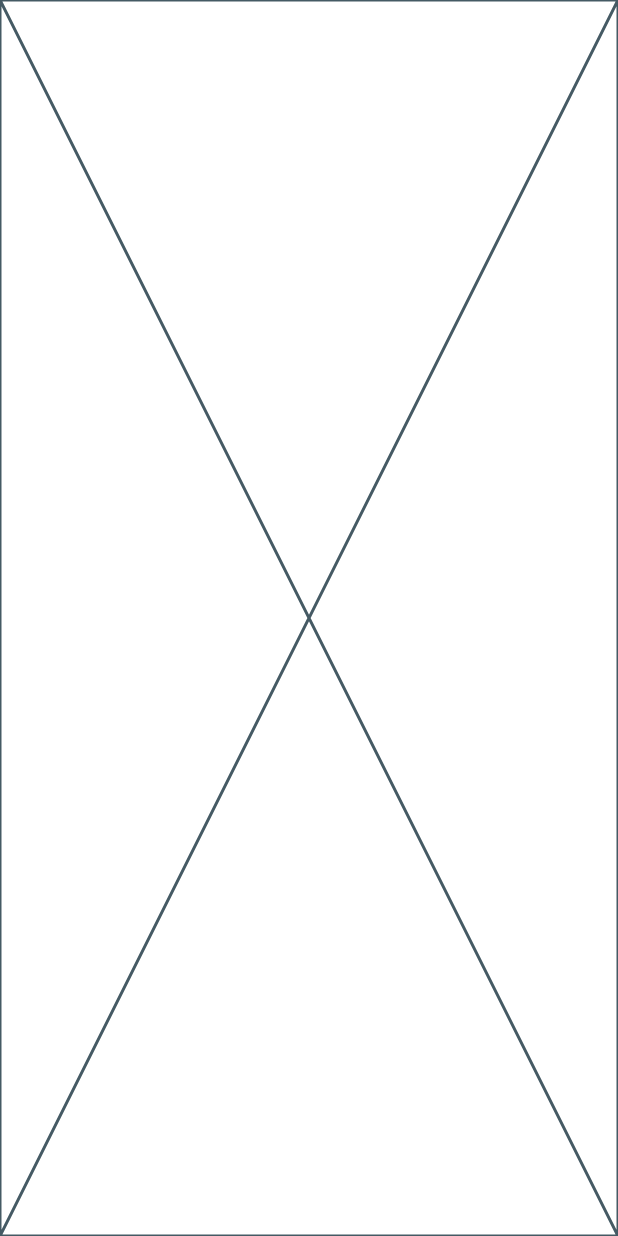
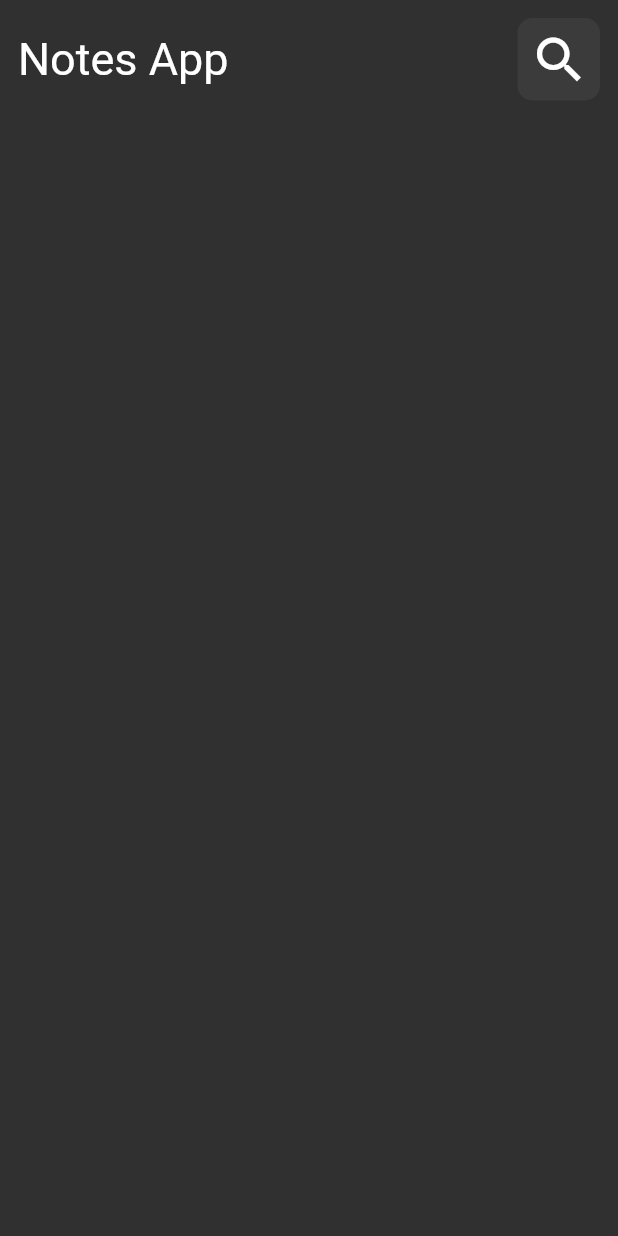
Before and after one commit to engamir1/Flutter_todo_app, a Flutter app: the screen it shows after launch, on a phone screen of 412 x 824 dp. Run offline on Flutter 3.47's test engine with Material 2 defaults, Android fonts, the phone set to English and light mode, and no system bars.

Commit message:
add app bar

```diff
--- a/lib/main.dart
+++ b/lib/main.dart
@@ -14,6 +14,7 @@ class MyApp extends StatelessWidget {
   @override
   Widget build(BuildContext context) {
     return MaterialApp(
+      debugShowCheckedModeBanner: false,
       title: 'To Do App',
       theme: ThemeData(brightness: Brightness.dark),
       home: const NotesView( ),
--- /dev/null
+++ b/lib/views/notes_body.dart
@@ -0,0 +1,20 @@
+import 'package:flutter/material.dart';
+import 'package:todo_app/widgets/custom_app.dart';
+
+class NotesViewBody extends StatelessWidget {
+  const NotesViewBody({super.key});
+
+  @override
+  Widget build(BuildContext context) {
+    return const SafeArea(
+      child: Padding(
+        padding: EdgeInsets.all(12.0),
+        child: Column(
+          children: [
+            CustomAppBAr(),
+          ],
+        ),
+      ),
+    );
+  }
+}
--- a/lib/views/notes_view.dart
+++ b/lib/views/notes_view.dart
@@ -1,10 +1,14 @@
 import 'package:flutter/material.dart';
 
+import 'notes_body.dart';
+
 class NotesView extends StatelessWidget {
-  const NotesView({super.key});
+    const NotesView({super.key});
 
   @override
   Widget build(BuildContext context) {
-    return const Placeholder();
+    return const Scaffold(
+      body: NotesViewBody(),
+    );
   }
 }
--- /dev/null
+++ b/lib/widgets/custom_app.dart
@@ -0,0 +1,20 @@
+import 'package:flutter/material.dart';
+import 'package:todo_app/widgets/search_icon.dart';
+
+class CustomAppBAr extends StatelessWidget {
+  const CustomAppBAr({super.key});
+
+  @override
+  Widget build(BuildContext context) {
+    return const Row(
+      mainAxisAlignment: MainAxisAlignment.spaceBetween,
+      children: [
+        Text(
+          "Notes App",
+          style: TextStyle(fontSize: 30),
+        ),
+        SearchWidget()
+      ],
+    );
+  }
+}
--- /dev/null
+++ b/lib/widgets/search_icon.dart
@@ -0,0 +1,25 @@
+import 'package:flutter/material.dart';
+
+class SearchWidget extends StatelessWidget {
+  const SearchWidget({
+    super.key,
+  });
+
+  @override
+  Widget build(BuildContext context) {
+    return Container(
+      width: 55,
+      height: 55,
+      decoration: BoxDecoration(
+          color: Colors.white.withOpacity(0.05),
+          borderRadius: BorderRadius.circular(10)),
+      child: IconButton(
+        onPressed: () {},
+        icon: const Icon(
+          Icons.search,
+          size: 40,
+        ),
+      ),
+    );
+  }
+}
--- /dev/null
+++ b/lib/widgets/todo_card.dart
@@ -0,0 +1,10 @@
+import 'package:flutter/material.dart';
+
+class TodoCard extends StatelessWidget {
+  const TodoCard({super.key});
+
+  @override
+  Widget build(BuildContext context) {
+    return Container();
+  }
+}
```
